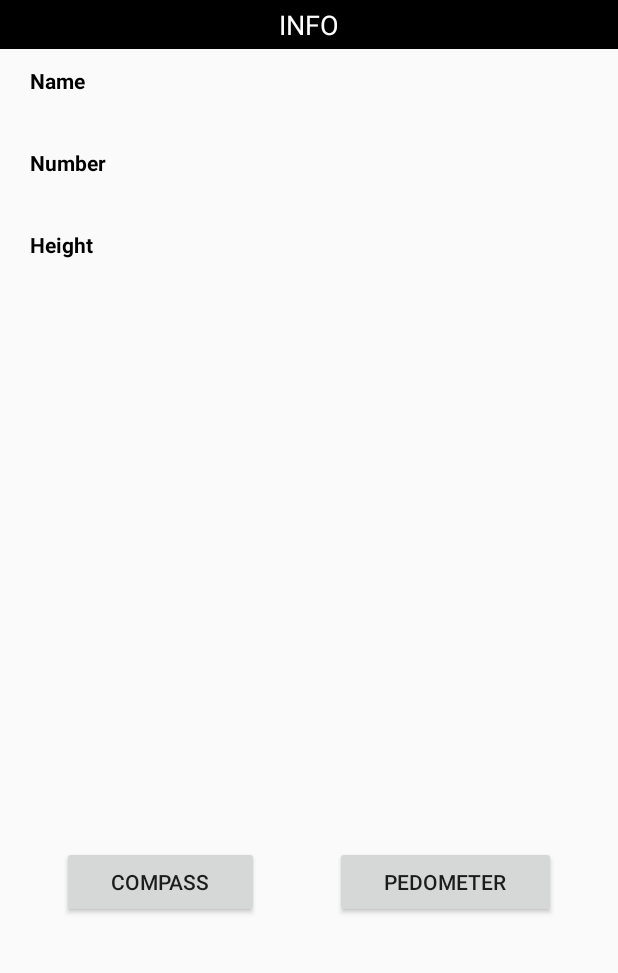
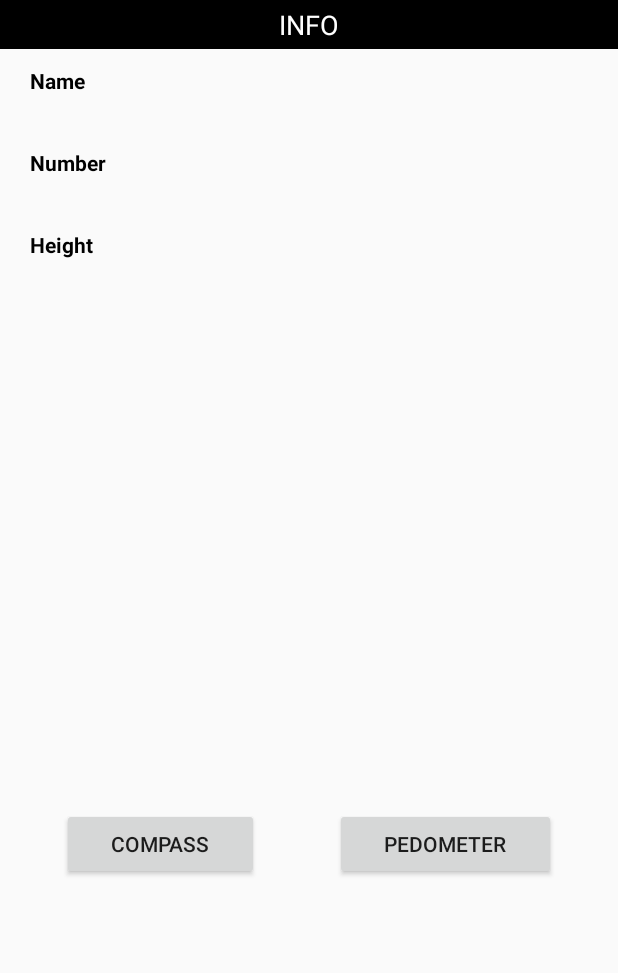
Before and after one commit to tekninon/PokeApp, an Android app: the screen it shows after launch (MainActivity), on a phone screen of 412 x 824 dp, the part 84-1057 px from its top. Run offline under Robolectric (Android 15) with nearby library versions, the phone set to English and light mode, and no system bars; our stand-ins replace Picasso; pictures from the network do not load.

```diff
--- a/app/src/main/res/layout/activity_main.xml
+++ b/app/src/main/res/layout/activity_main.xml
@@ -38,38 +38,43 @@
             android:id="@+id/tv_label_name"
             android:layout_width="match_parent"
             android:layout_height="wrap_content"
+            android:layout_weight="0"
             android:padding="4dp"
+            android:text="Name"
             android:textColor="@android:color/black"
-            android:text="Name"
             android:textStyle="bold" />
 
         <TextView
             android:id="@+id/tv_pokename"
             android:layout_width="match_parent"
             android:layout_height="wrap_content"
-            android:textColor="@android:color/black"
-            android:padding="4dp" />
+            android:layout_weight="0"
+            android:padding="4dp"
+            android:textColor="@android:color/black" />
 
         <TextView
             android:id="@+id/tv_label_id"
             android:layout_width="match_parent"
             android:layout_height="wrap_content"
+            android:layout_weight="0"
             android:padding="4dp"
+            android:text="@string/number"
             android:textColor="@android:color/black"
-            android:text="@string/number"
             android:textStyle="bold" />
 
         <TextView
             android:id="@+id/tv_pokeid"
             android:layout_width="match_parent"
             android:layout_height="wrap_content"
-            android:textColor="@android:color/black"
-            android:padding="4dp" />
+            android:layout_weight="0"
+            android:padding="4dp"
+            android:textColor="@android:color/black" />
 
         <TextView
             android:id="@+id/tv_label_height"
             android:layout_width="match_parent"
             android:layout_height="wrap_content"
+            android:layout_weight="0"
             android:padding="4dp"
             android:text="@string/height"
             android:textColor="@android:color/black"
@@ -79,42 +84,45 @@
             android:id="@+id/tv_pokeheight"
             android:layout_width="match_parent"
             android:layout_height="wrap_content"
-            android:textColor="@android:color/black"
-            android:padding="4dp" />
+            android:layout_weight="0"
+            android:padding="4dp"
+            android:textColor="@android:color/black" />
 
         <ImageView
             android:id="@+id/imagePokemon"
-            android:layout_marginTop="100dp"
             android:layout_width="150dp"
             android:layout_height="150dp"
-            android:layout_gravity="center" />
+            android:layout_gravity="center_horizontal"
+            android:layout_marginTop="10dp"
+            android:layout_weight="0" />
 
         <LinearLayout
             android:layout_width="fill_parent"
             android:layout_height="wrap_content"
-            android:orientation="horizontal"
-            android:layout_marginTop="110dp"
-            >
+            android:layout_marginTop="10dp"
+            android:layout_weight="1"
+            android:gravity="center_vertical"
+            android:orientation="horizontal">
+
             <Button
                 android:id="@+id/btnCompass"
                 android:layout_width="wrap_content"
                 android:layout_height="wrap_content"
-                android:text="@string/Compass"
-                android:layout_weight="1"
                 android:layout_marginLeft="25dip"
                 android:layout_marginRight="25dip"
+                android:layout_weight="1"
                 android:onClick="openCompass"
-                />
+                android:text="@string/Compass" />
+
             <Button
                 android:id="@+id/btnPodo"
                 android:layout_width="wrap_content"
                 android:layout_height="wrap_content"
-                android:text="@string/Pedometer"
-                android:layout_weight="1"
                 android:layout_marginLeft="25dip"
                 android:layout_marginRight="25dip"
+                android:layout_weight="1"
                 android:onClick="openPodo"
-                />
+                android:text="@string/Pedometer" />
         </LinearLayout>
 
     </LinearLayout>
```
